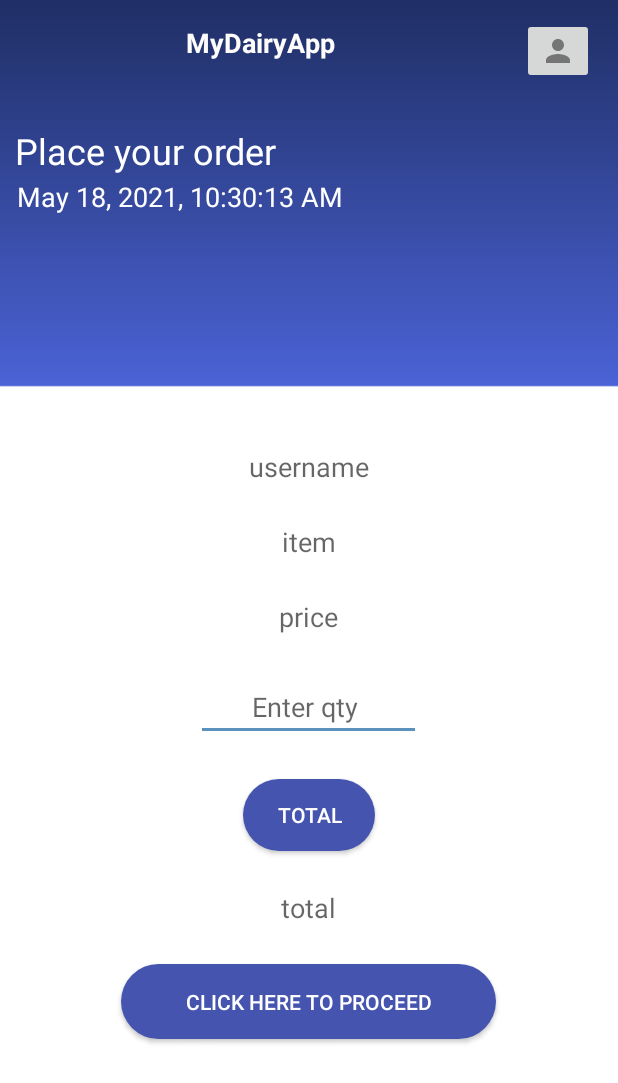
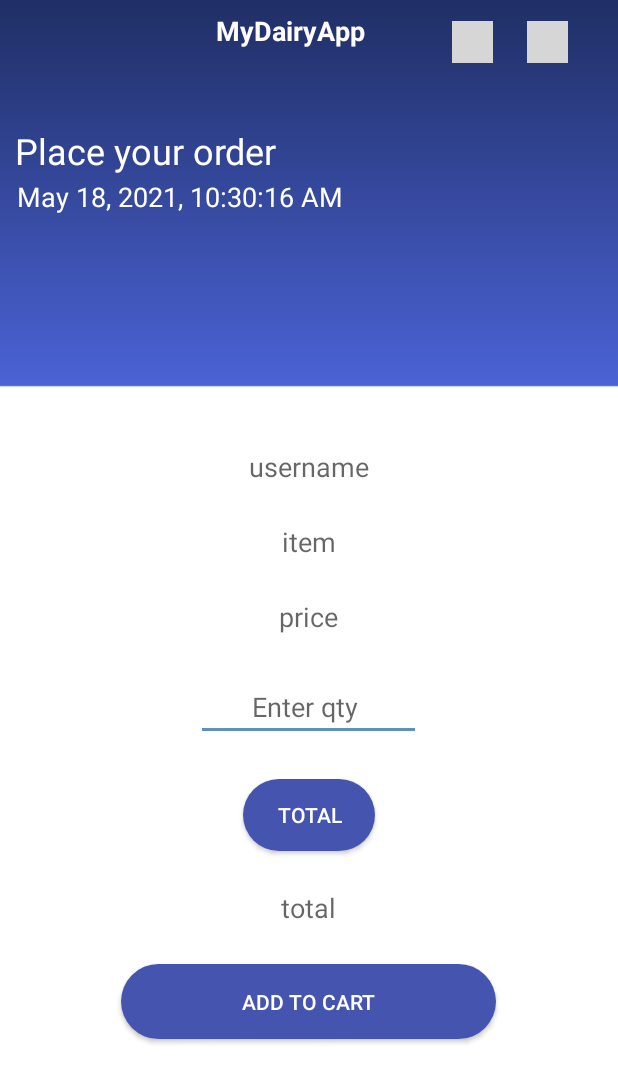
Before and after one commit to nikitapotdar277/DairyApp, an Android app: the place_order screen opened directly, with no data from a screen before it, on a phone screen of 412 x 824 dp. Shown: the top 1083 px of the screen. Run offline under Robolectric (Android 15) with nearby library versions, the phone set to English and light mode, and no system bars; our stand-ins replace Firebase (no records; nobody signed in at launch, a user with empty details on screens opened directly); grey boxes are pictures that could not be loaded.

Commit message:
Add to Cart Done

```diff
--- a/app/build.gradle
+++ b/app/build.gradle
@@ -42,6 +42,9 @@ dependencies {
     implementation 'com.google.firebase:firebase-analytics'
     implementation 'com.google.firebase:firebase-database:19.2.0'
     implementation 'com.google.firebase:firebase-core:19.0.0'
+    implementation "androidx.recyclerview:recyclerview:1.2.0"
+    implementation "androidx.cardview:cardview:1.0.0"
+    implementation "com.google.android.material:material:1.3.0"
 
 }
 
--- a/app/src/main/AndroidManifest.xml
+++ b/app/src/main/AndroidManifest.xml
@@ -28,6 +28,7 @@
         <activity android:name=".place_order" />
         <activity android:name=".BillPage" />
         <activity android:name=".UserProfile" />
+        <activity android:name=".Cart1" />
 
     </application>
 
--- a/app/src/main/java/com/example/dairyapp/Header.java
+++ b/app/src/main/java/com/example/dairyapp/Header.java
@@ -32,8 +32,9 @@ public class Header extends RelativeLayout {
     private void inflateHeader() {
         LayoutInflater inflater = (LayoutInflater) getContext().getSystemService(Context.LAYOUT_INFLATER_SERVICE);
         inflater.inflate(R.layout.header, this);
-        TextView logo = (TextView) findViewById(R.id.logoText);
-        ImageButton profile = (ImageButton) findViewById(R.id.profile);
+        TextView logo = findViewById(R.id.logoText);
+        ImageButton cart = findViewById(R.id.cart);
+        ImageButton profile = findViewById(R.id.profile);
 
     }
 
--- a/app/src/main/java/com/example/dairyapp/MainActivity.java
+++ b/app/src/main/java/com/example/dairyapp/MainActivity.java
@@ -27,7 +27,6 @@ public class MainActivity extends AppCompatActivity implements View.OnClickListe
     public static final String Extra_String = "com.example.dark_1.Extra_String";
     public static final String Extra_String1 = "com.example.dark_1.Extra_String1";
     public static final String Extra_username = "com.example.dark_1.Extra_String2";
-
 
     protected void onCreate(Bundle savedInstanceState) {
         super.onCreate(savedInstanceState);
--- a/app/src/main/java/com/example/dairyapp/place_order.java
+++ b/app/src/main/java/com/example/dairyapp/place_order.java
@@ -1,5 +1,6 @@
 package com.example.dairyapp;
 
+import android.annotation.SuppressLint;
 import android.content.Intent;
 import android.os.Bundle;
 import android.view.View;
@@ -10,8 +11,10 @@ import android.widget.TextView;
 import android.widget.Toast;
 
 import androidx.annotation.NonNull;
+import androidx.annotation.Nullable;
 import androidx.appcompat.app.AppCompatActivity;
 
+import com.google.firebase.database.ChildEventListener;
 import com.google.firebase.database.DataSnapshot;
 import com.google.firebase.database.DatabaseError;
 import com.google.firebase.database.DatabaseReference;
@@ -29,7 +32,8 @@ public class place_order extends AppCompatActivity {
     Button total;
     FirebaseDatabase db;
     DatabaseReference users;
-    public static final String Extra_String3 = "com.example.dark_1.Extra_String3";
+    public static final String Extra_username = "com.example.dark_1.Extra_String3";
+
     @Override
     protected void onCreate(Bundle savedInstanceState) {
         super.onCreate(savedInstanceState);
@@ -69,12 +73,6 @@ public class place_order extends AppCompatActivity {
         final TextView tvvv = findViewById(R.id.t3);
         tvvv.setText(tv3);
         final EditText etx = findViewById(R.id.et1);
-
-        String date=t2.getText().toString();//date
-        String uname=tvvv.getText().toString();//username
-        String item1=tv.getText().toString();//item
-        String qt=etx.getText().toString();//quantity
-        final String total1=t6.getText().toString();//total
 
         String currentDateTimeString = DateFormat.getDateTimeInstance().format(new Date());
         t2.setText(currentDateTimeString);
@@ -135,18 +133,19 @@ public class place_order extends AppCompatActivity {
         Place_order.setOnClickListener(v -> {
             final User2 userr=new User2(tvvv.getText().toString(),
                     tv.getText().toString(),t2.getText().toString(),
-                    t6.getText().toString(),etx.getText().toString());
-            users.addListenerForSingleValueEvent(new ValueEventListener() {
+                    t6.getText().toString(),etx.getText().toString(),"Ordered");
+
+            users.addValueEventListener(new ValueEventListener() {
                 @Override
-                public void onDataChange(@NonNull DataSnapshot dataSnapshot) {
-                    if(dataSnapshot.child(userr.getUname()).exists()){
-                        users.child(userr.getUname()).child("Myorder").child(userr.getDate()).setValue(userr);
+                public void onDataChange(@NonNull DataSnapshot snapshot) {
+                    if(snapshot.child(userr.getUname()).exists()){
+                        users.child(userr.getUname()).child("Cart").child(userr.getDate()).setValue(userr);
                         Toast.makeText(place_order.this,"data updated",Toast.LENGTH_SHORT).show();
                     }
                 }
 
                 @Override
-                public void onCancelled(@NonNull DatabaseError databaseError) {
+                public void onCancelled(@NonNull DatabaseError error) {
 
                 }
             });
@@ -156,7 +155,7 @@ public class place_order extends AppCompatActivity {
 
             if(!quantity.isEmpty())
             {
-                bill_Page(t6.getText().toString());
+                sendToCart(userr.getUname(), userr.getItem1(), userr.getQt(), userr.getTotal1(), userr.getDate());
             }
             else
             {
@@ -168,13 +167,15 @@ public class place_order extends AppCompatActivity {
 
         });
     }
-    private void bill_Page(String s)
+    private void sendToCart(String username, String product, String qty, String price, String date)
     {
+        Intent m = getIntent();
         Intent i;
-
-        Toast.makeText(this, "Order Confirmed", Toast.LENGTH_SHORT).show();
-        i = new Intent(this,BillPage.class);
-        i.putExtra(Extra_String3,s);
+        System.out.println("username place_order:");
+        System.out.println(username);
+        Toast.makeText(this, "Added to Cart", Toast.LENGTH_SHORT).show();
+        i = new Intent(this,Cart1.class);
+        i.putExtra(place_order.Extra_username, username);
         startActivity(i);
 
     }
--- a/app/src/main/res/layout/header.xml
+++ b/app/src/main/res/layout/header.xml
@@ -14,17 +14,18 @@
             android:background="@android:color/transparent"
             android:minHeight="?attr/actionBarSize"
             android:theme="?attr/actionBarTheme"
-            tools:ignore="MissingConstraints"
-            tools:layout_editor_absoluteX="0dp"
-            tools:layout_editor_absoluteY="0dp" />
+            app:layout_constraintBottom_toBottomOf="parent"
+            app:layout_constraintEnd_toEndOf="parent"
+            app:layout_constraintStart_toStartOf="parent"
+            app:layout_constraintTop_toTopOf="parent"
+            tools:ignore="MissingConstraints" />
 
         <TextView
             android:id="@+id/logoText"
             android:layout_width="122dp"
             android:layout_height="36dp"
-            android:layout_marginStart="124dp"
-            android:layout_marginLeft="124dp"
-            android:layout_marginTop="16dp"
+            android:layout_marginStart="144dp"
+            android:layout_marginTop="8dp"
             android:text="MyDairyApp"
             android:textColor="#FFFCFC"
             android:textSize="18sp"
@@ -33,18 +34,35 @@
             app:layout_constraintTop_toTopOf="@+id/header" />
 
         <ImageButton
+            android:id="@+id/cart"
+            android:layout_width="27dp"
+            android:layout_height="28dp"
+            android:layout_marginStart="12dp"
+            android:layout_marginTop="9dp"
+            android:layout_marginBottom="4dp"
+            android:background="@null"
+            app:layout_constraintBottom_toBottomOf="parent"
+            app:layout_constraintEnd_toStartOf="@+id/profile"
+            app:layout_constraintHorizontal_bias="0.726"
+            app:layout_constraintStart_toEndOf="@+id/logoText"
+            app:layout_constraintTop_toTopOf="@+id/header"
+            app:layout_constraintVertical_bias="0.333"
+            app:srcCompat="@drawable/cart1" />
+
+        <ImageButton
             android:id="@+id/profile"
-            android:layout_width="wrap_content"
-            android:layout_height="wrap_content"
-            android:layout_marginStart="81dp"
-            android:layout_marginLeft="81dp"
-            android:layout_marginTop="12dp"
+            android:layout_width="27dp"
+            android:layout_height="28dp"
+            android:layout_marginEnd="10dp"
+            android:background="@null"
             android:contentDescription="@string/mydairyapp"
+            app:layout_constraintBottom_toBottomOf="parent"
             app:layout_constraintEnd_toEndOf="@+id/header"
-            app:layout_constraintHorizontal_bias="0.555"
-            app:layout_constraintStart_toEndOf="@+id/logoText"
+            app:layout_constraintHorizontal_bias="0.243"
+            app:layout_constraintStart_toEndOf="@+id/cart"
             app:layout_constraintTop_toTopOf="parent"
-            app:srcCompat="@drawable/person01" />
+            app:srcCompat="@drawable/userprofile" />
+
 
     </androidx.constraintlayout.widget.ConstraintLayout>
 </merge>
--- a/app/src/main/res/layout/order_place.xml
+++ b/app/src/main/res/layout/order_place.xml
@@ -134,7 +134,7 @@
                 android:layout_centerHorizontal="true"
                 android:layout_marginTop="25dp"
                 android:background="@drawable/button_rounded"
-                android:text="Click here to proceed"
+                android:text="Add to Cart"
                 android:textColor="#ffff"></Button>
 
         </RelativeLayout>
```
Also changed, not shown: app/src/main/java/com/example/dairyapp/BillPage.java (+51 -3 lines), app/src/main/java/com/example/dairyapp/Header1.java (deleted, +0 -29 lines), app/src/main/java/com/example/dairyapp/User2.java (+7 -2 lines), app/src/main/res/layout/header1.xml (deleted, +0 -27 lines), app/src/main/res/layout/page_bill.xml (+9 -0 lines).
